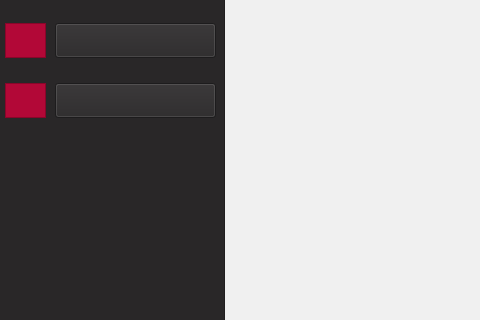
The window that studentprofile.ui (AjaxGroup1400/golestan) describes before a commit, drawn with Qt 5; both pictures show x 0 to 480 and y 217 to 537 of the 1152 by 768 pixel window.
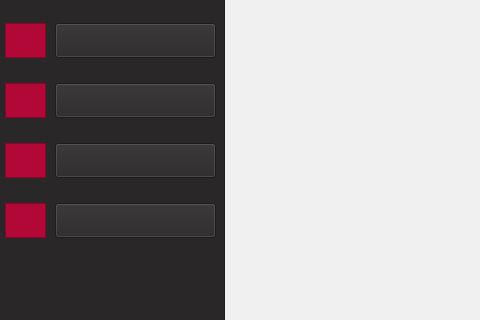
The same window after the commit. Icons and pictures are not drawn.

Patch:
```diff
--- a/studentprofile.ui
+++ b/studentprofile.ui
@@ -634,7 +634,7 @@
       <string/>
      </property>
      <property name="pixmap">
-      <pixmap resource="icon.qrc">:/icon/manage.png</pixmap>
+      <pixmap resource="term-management-icon.qrc">:/icons/icons8-web-64.png</pixmap>
      </property>
      <property name="scaledContents">
       <bool>true</bool>
@@ -727,13 +727,125 @@
      <set>Qt::AlignCenter</set>
     </property>
    </widget>
+   <widget class="QFrame" name="frame_9">
+    <property name="geometry">
+     <rect>
+      <x>10</x>
+      <y>400</y>
+      <width>41</width>
+      <height>35</height>
+     </rect>
+    </property>
+    <property name="styleSheet">
+     <string notr="true">background-color: rgb(178, 8, 55);
+border-color: rgb(178, 8, 55);</string>
+    </property>
+    <property name="frameShape">
+     <enum>QFrame::StyledPanel</enum>
+    </property>
+    <property name="frameShadow">
+     <enum>QFrame::Raised</enum>
+    </property>
+    <widget class="QLabel" name="label_27">
+     <property name="geometry">
+      <rect>
+       <x>5</x>
+       <y>2</y>
+       <width>31</width>
+       <height>31</height>
+      </rect>
+     </property>
+     <property name="text">
+      <string/>
+     </property>
+     <property name="pixmap">
+      <pixmap resource="term-management-icon.qrc">:/icons/icons8-survey-50.png</pixmap>
+     </property>
+     <property name="scaledContents">
+      <bool>true</bool>
+     </property>
+    </widget>
+   </widget>
+   <widget class="QPushButton" name="pushButton_7">
+    <property name="geometry">
+     <rect>
+      <x>60</x>
+      <y>400</y>
+      <width>161</width>
+      <height>35</height>
+     </rect>
+    </property>
+    <property name="styleSheet">
+     <string notr="true">font: 11pt &quot;Montserrat&quot;;
+</string>
+    </property>
+    <property name="text">
+     <string/>
+    </property>
+   </widget>
+   <widget class="QPushButton" name="pushButton_6">
+    <property name="geometry">
+     <rect>
+      <x>60</x>
+      <y>340</y>
+      <width>161</width>
+      <height>35</height>
+     </rect>
+    </property>
+    <property name="styleSheet">
+     <string notr="true">font: 11pt &quot;Montserrat&quot;;
+</string>
+    </property>
+    <property name="text">
+     <string/>
+    </property>
+   </widget>
+   <widget class="QFrame" name="frame_8">
+    <property name="geometry">
+     <rect>
+      <x>10</x>
+      <y>340</y>
+      <width>41</width>
+      <height>35</height>
+     </rect>
+    </property>
+    <property name="styleSheet">
+     <string notr="true">background-color: rgb(178, 8, 55);
+border-color: rgb(178, 8, 55);</string>
+    </property>
+    <property name="frameShape">
+     <enum>QFrame::StyledPanel</enum>
+    </property>
+    <property name="frameShadow">
+     <enum>QFrame::Raised</enum>
+    </property>
+    <widget class="QLabel" name="label_10">
+     <property name="geometry">
+      <rect>
+       <x>5</x>
+       <y>2</y>
+       <width>31</width>
+       <height>31</height>
+      </rect>
+     </property>
+     <property name="text">
+      <string/>
+     </property>
+     <property name="pixmap">
+      <pixmap resource="term-management-icon.qrc">:/icons/icons8-view-headline-50.png</pixmap>
+     </property>
+     <property name="scaledContents">
+      <bool>true</bool>
+     </property>
+    </widget>
+   </widget>
    <widget class="QLabel" name="label_6">
     <property name="geometry">
      <rect>
-      <x>60</x>
-      <y>280</y>
-      <width>161</width>
-      <height>30</height>
+      <x>95</x>
+      <y>290</y>
+      <width>111</width>
+      <height>20</height>
      </rect>
     </property>
     <property name="styleSheet">
@@ -741,10 +853,41 @@
 color: rgb(240, 240, 240);</string>
     </property>
     <property name="text">
-     <string>Term Managment</string>
+     <string>Enrollment</string>
     </property>
-    <property name="alignment">
-     <set>Qt::AlignCenter</set>
+   </widget>
+   <widget class="QLabel" name="label_28">
+    <property name="geometry">
+     <rect>
+      <x>90</x>
+      <y>350</y>
+      <width>121</width>
+      <height>20</height>
+     </rect>
+    </property>
+    <property name="styleSheet">
+     <string notr="true">font: 11pt &quot;Montserrat&quot;;
+color: rgb(240, 240, 240);</string>
+    </property>
+    <property name="text">
+     <string>View Scores</string>
+    </property>
+   </widget>
+   <widget class="QLabel" name="label_29">
+    <property name="geometry">
+     <rect>
+      <x>80</x>
+      <y>410</y>
+      <width>141</width>
+      <height>20</height>
+     </rect>
+    </property>
+    <property name="styleSheet">
+     <string notr="true">font: 11pt &quot;Montserrat&quot;;
+color: rgb(240, 240, 240);</string>
+    </property>
+    <property name="text">
+     <string>Teacher Survey</string>
     </property>
    </widget>
    <zorder>frame_5</zorder>
@@ -754,11 +897,17 @@
    <zorder>label_3</zorder>
    <zorder>label_4</zorder>
    <zorder>label_5</zorder>
-   <zorder>label_6</zorder>
    <zorder>frame_3</zorder>
    <zorder>pushButton</zorder>
    <zorder>pushButton_2</zorder>
    <zorder>pushButton_3</zorder>
+   <zorder>frame_9</zorder>
+   <zorder>frame_8</zorder>
+   <zorder>label_6</zorder>
+   <zorder>label_28</zorder>
+   <zorder>label_29</zorder>
+   <zorder>pushButton_6</zorder>
+   <zorder>pushButton_7</zorder>
    <zorder>pushButton_4</zorder>
   </widget>
   <widget class="QLabel" name="label_9">
```
Left out of the diff: 3 changed lines with no effect on the pictures.
